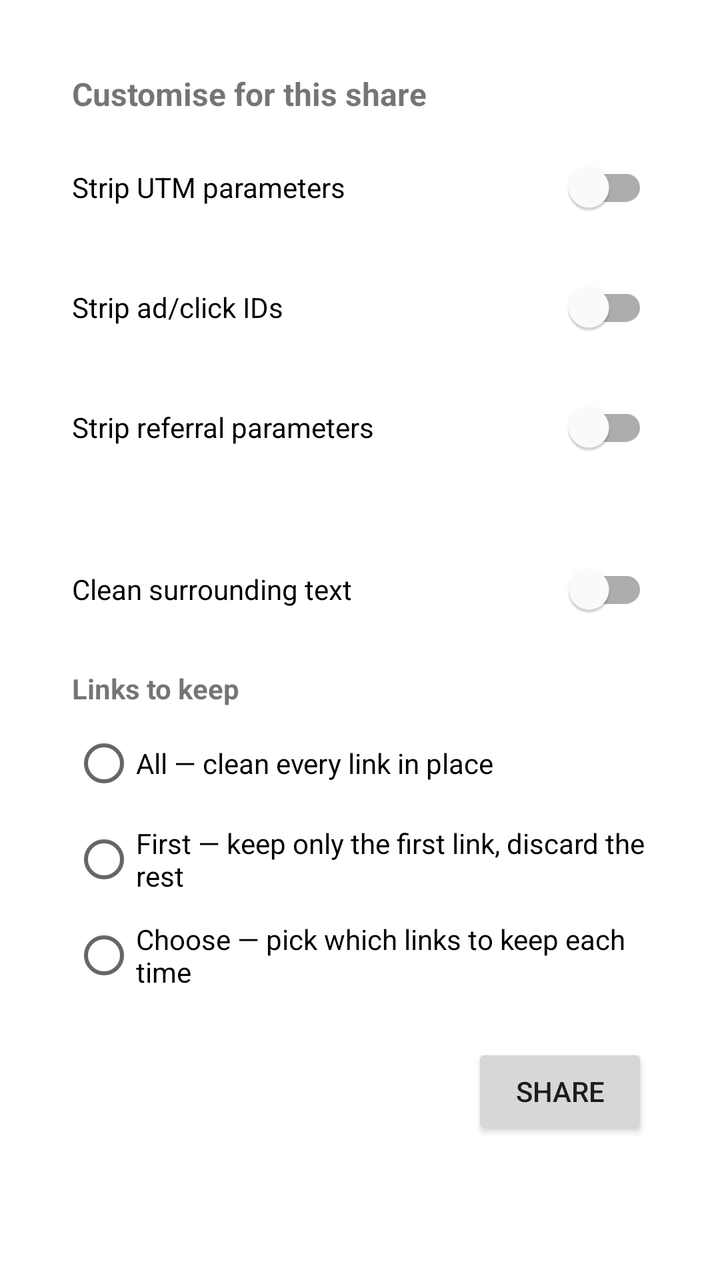
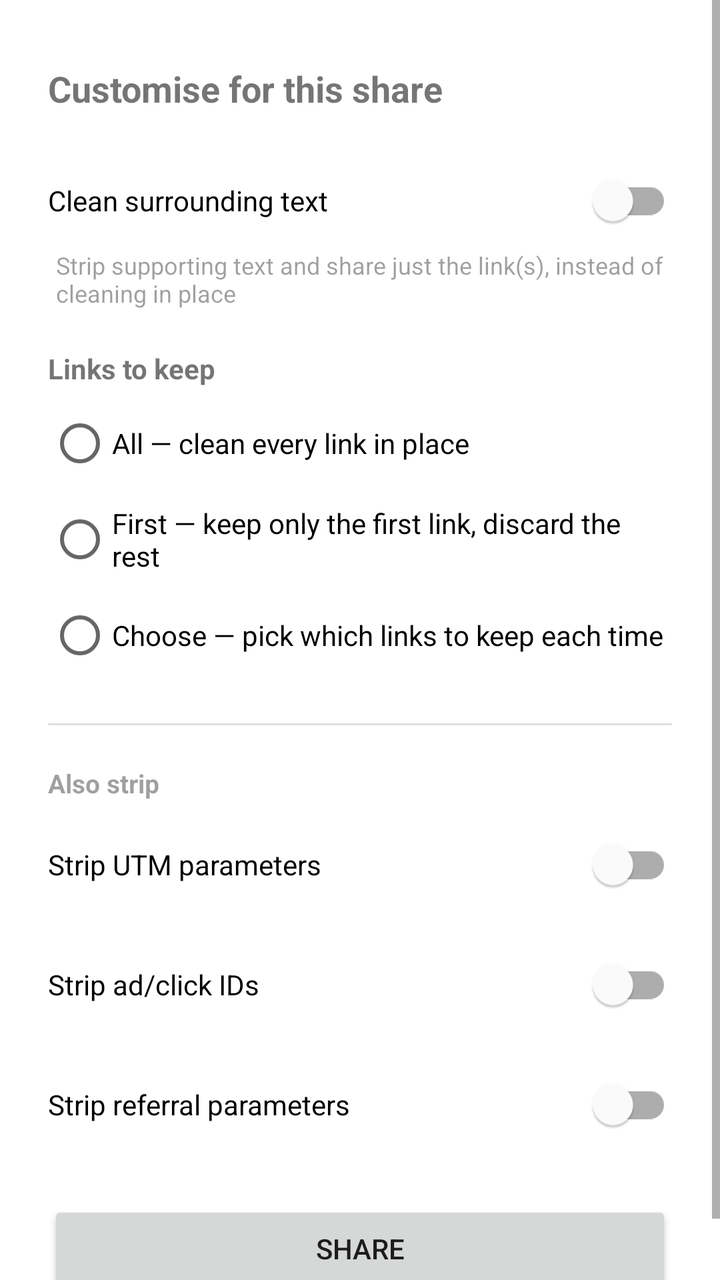

Compare the two renders of this Android layout. The source of the first and the diff that turns it into the second are given below.
<!-- AndroidManifest.xml: activity theme Theme.LinkSanitiser.Dialog -->
<!-- res/layout/activity_advanced_share.xml -->
<?xml version="1.0" encoding="utf-8"?>
<ScrollView xmlns:android="http://schemas.android.com/apk/res/android"
    xmlns:app="http://schemas.android.com/apk/res-auto"
    android:layout_width="match_parent"
    android:layout_height="wrap_content"
    android:maxHeight="600dp">

    <LinearLayout
        android:layout_width="match_parent"
        android:layout_height="wrap_content"
        android:orientation="vertical"
        android:padding="20dp">

        <TextView
            android:layout_width="match_parent"
            android:layout_height="wrap_content"
            android:layout_marginBottom="12dp"
            android:text="@string/advanced_title"
            android:textStyle="bold"
            android:textSize="16sp" />

        <com.google.android.material.switchmaterial.SwitchMaterial
            android:id="@+id/switchStripUtm"
            android:layout_width="match_parent"
            android:layout_height="wrap_content"
            android:text="@string/setting_strip_utm" />

        <com.google.android.material.switchmaterial.SwitchMaterial
            android:id="@+id/switchStripClickIds"
            android:layout_width="match_parent"
            android:layout_height="wrap_content"
            android:layout_marginTop="12dp"
            android:text="@string/setting_strip_click_ids" />

        <com.google.android.material.switchmaterial.SwitchMaterial
            android:id="@+id/switchStripReferral"
            android:layout_width="match_parent"
            android:layout_height="wrap_content"
            android:layout_marginTop="12dp"
            android:text="@string/setting_strip_referral" />

        <View
            android:layout_width="match_parent"
            android:layout_height="1dp"
            android:layout_marginVertical="16dp"
            android:background="?android:attr/listDivider" />

        <com.google.android.material.switchmaterial.SwitchMaterial
            android:id="@+id/switchCleanSurroundingText"
            android:layout_width="match_parent"
            android:layout_height="wrap_content"
            android:text="@string/setting_clean_surrounding_text" />

        <TextView
            android:layout_width="match_parent"
            android:layout_height="wrap_content"
            android:layout_marginTop="16dp"
            android:layout_marginBottom="4dp"
            android:text="@string/setting_links_to_keep"
            android:textStyle="bold" />

        <RadioGroup
            android:id="@+id/linksToKeepGroup"
            android:layout_width="match_parent"
            android:layout_height="wrap_content">

            <RadioButton
                android:id="@+id/linksToKeepAll"
                android:layout_width="match_parent"
                android:layout_height="wrap_content"
                android:text="@string/links_to_keep_all" />

            <RadioButton
                android:id="@+id/linksToKeepFirst"
                android:layout_width="match_parent"
                android:layout_height="wrap_content"
                android:text="@string/links_to_keep_first" />

            <RadioButton
                android:id="@+id/linksToKeepChoose"
                android:layout_width="match_parent"
                android:layout_height="wrap_content"
                android:text="@string/links_to_keep_choose" />

        </RadioGroup>

        <Button
            android:id="@+id/shareButton"
            android:layout_width="wrap_content"
            android:layout_height="wrap_content"
            android:layout_gravity="end"
            android:layout_marginTop="20dp"
            android:text="@string/advanced_share" />

    </LinearLayout>

</ScrollView>
<!-- resources referenced by this layout -->
<resources>
  <string name="advanced_share">Share</string>
  <string name="advanced_title">Customise for this share</string>
  <string name="links_to_keep_all">All — clean every link in place</string>
  <string name="links_to_keep_choose">Choose — pick which links to keep each time</string>
  <string name="links_to_keep_first">First — keep only the first link, discard the rest</string>
  <string name="setting_clean_surrounding_text">Clean surrounding text</string>
  <string name="setting_links_to_keep">Links to keep</string>
  <string name="setting_strip_click_ids">Strip ad/click IDs</string>
  <string name="setting_strip_referral">Strip referral parameters</string>
  <string name="setting_strip_utm">Strip UTM parameters</string>
  <style name="Theme.LinkSanitiser.Dialog" parent="Theme.MaterialComponents.DayNight.Dialog">
          <item name="colorPrimary">@color/purple_500</item>
          <item name="colorPrimaryDark">@color/purple_700</item>
          <item name="colorAccent">@color/teal_200</item>
      </style>
  <color name="purple_500">#FF6200EE</color>
  <color name="purple_700">#FF3700B3</color>
  <color name="teal_200">#FF03DAC5</color>
</resources>

<!-- the commit's change to res/layout/activity_advanced_share.xml (unified diff, before → after) -->
@@ -2,48 +2,23 @@
 <ScrollView xmlns:android="http://schemas.android.com/apk/res/android"
     xmlns:app="http://schemas.android.com/apk/res-auto"
     android:layout_width="match_parent"
-    android:layout_height="wrap_content"
-    android:maxHeight="600dp">
+    android:layout_height="match_parent">
 
     <LinearLayout
         android:layout_width="match_parent"
         android:layout_height="wrap_content"
         android:orientation="vertical"
-        android:padding="20dp">
+        android:paddingHorizontal="24dp"
+        android:paddingTop="32dp"
+        android:paddingBottom="24dp">
 
         <TextView
             android:layout_width="match_parent"
             android:layout_height="wrap_content"
-            android:layout_marginBottom="12dp"
+            android:layout_marginBottom="20dp"
             android:text="@string/advanced_title"
             android:textStyle="bold"
-            android:textSize="16sp" />
-
-        <com.google.android.material.switchmaterial.SwitchMaterial
-            android:id="@+id/switchStripUtm"
-            android:layout_width="match_parent"
-            android:layout_height="wrap_content"
-            android:text="@string/setting_strip_utm" />
-
-        <com.google.android.material.switchmaterial.SwitchMaterial
-            android:id="@+id/switchStripClickIds"
-            android:layout_width="match_parent"
-            android:layout_height="wrap_content"
-            android:layout_marginTop="12dp"
-            android:text="@string/setting_strip_click_ids" />
-
-        <com.google.android.material.switchmaterial.SwitchMaterial
-            android:id="@+id/switchStripReferral"
-            android:layout_width="match_parent"
-            android:layout_height="wrap_content"
-            android:layout_marginTop="12dp"
-            android:text="@string/setting_strip_referral" />
-
-        <View
-            android:layout_width="match_parent"
-            android:layout_height="1dp"
-            android:layout_marginVertical="16dp"
-            android:background="?android:attr/listDivider" />
+            android:textSize="18sp" />
 
         <com.google.android.material.switchmaterial.SwitchMaterial
             android:id="@+id/switchCleanSurroundingText"
@@ -54,7 +29,15 @@
         <TextView
             android:layout_width="match_parent"
             android:layout_height="wrap_content"
-            android:layout_marginTop="16dp"
+            android:layout_marginStart="4dp"
+            android:layout_marginBottom="20dp"
+            android:alpha="0.7"
+            android:text="@string/setting_clean_surrounding_text_desc"
+            android:textSize="12sp" />
+
+        <TextView
+            android:layout_width="match_parent"
+            android:layout_height="wrap_content"
             android:layout_marginBottom="4dp"
             android:text="@string/setting_links_to_keep"
             android:textStyle="bold" />
@@ -84,12 +67,46 @@
 
         </RadioGroup>
 
+        <View
+            android:layout_width="match_parent"
+            android:layout_height="1dp"
+            android:layout_marginVertical="20dp"
+            android:background="?android:attr/listDivider" />
+
+        <TextView
+            android:layout_width="match_parent"
+            android:layout_height="wrap_content"
+            android:layout_marginBottom="8dp"
+            android:alpha="0.7"
+            android:text="@string/advanced_tracking_heading"
+            android:textStyle="bold"
+            android:textSize="13sp" />
+
+        <com.google.android.material.switchmaterial.SwitchMaterial
+            android:id="@+id/switchStripUtm"
+            android:layout_width="match_parent"
+            android:layout_height="wrap_content"
+            android:text="@string/setting_strip_utm" />
+
+        <com.google.android.material.switchmaterial.SwitchMaterial
+            android:id="@+id/switchStripClickIds"
+            android:layout_width="match_parent"
+            android:layout_height="wrap_content"
+            android:layout_marginTop="12dp"
+            android:text="@string/setting_strip_click_ids" />
+
+        <com.google.android.material.switchmaterial.SwitchMaterial
+            android:id="@+id/switchStripReferral"
+            android:layout_width="match_parent"
+            android:layout_height="wrap_content"
+            android:layout_marginTop="12dp"
+            android:text="@string/setting_strip_referral" />
+
         <Button
             android:id="@+id/shareButton"
-            android:layout_width="wrap_content"
+            android:layout_width="match_parent"
             android:layout_height="wrap_content"
-            android:layout_gravity="end"
-            android:layout_marginTop="20dp"
+            android:layout_marginTop="24dp"
             android:text="@string/advanced_share" />
 
     </LinearLayout>
<!-- resource entries referenced after the edit -->
@@ -2,15 +2,17 @@
 <resources>
   <string name="advanced_share">Share</string>
   <string name="advanced_title">Customise for this share</string>
+  <string name="advanced_tracking_heading">Also strip</string>
   <string name="links_to_keep_all">All — clean every link in place</string>
   <string name="links_to_keep_choose">Choose — pick which links to keep each time</string>
   <string name="links_to_keep_first">First — keep only the first link, discard the rest</string>
   <string name="setting_clean_surrounding_text">Clean surrounding text</string>
+  <string name="setting_clean_surrounding_text_desc">Strip supporting text and share just the link(s), instead of cleaning in place</string>
   <string name="setting_links_to_keep">Links to keep</string>
   <string name="setting_strip_click_ids">Strip ad/click IDs</string>
   <string name="setting_strip_referral">Strip referral parameters</string>
   <string name="setting_strip_utm">Strip UTM parameters</string>
-  <style name="Theme.LinkSanitiser.Dialog" parent="Theme.MaterialComponents.DayNight.Dialog">
+  <style name="Theme.LinkSanitiser" parent="Theme.MaterialComponents.DayNight.NoActionBar">
           <item name="colorPrimary">@color/purple_500</item>
           <item name="colorPrimaryDark">@color/purple_700</item>
           <item name="colorAccent">@color/teal_200</item>
